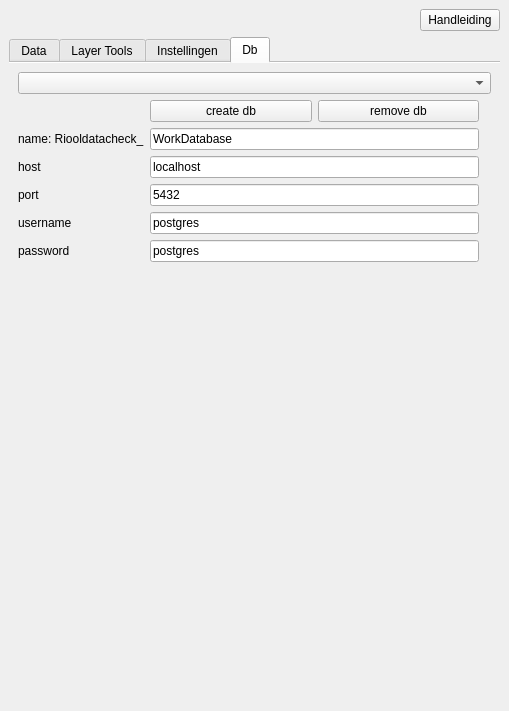
First picture: the form in Datachecker_dockwidget_base.ui, repository Siebrand-HHD/OASDGLDatachecker, before the edit.
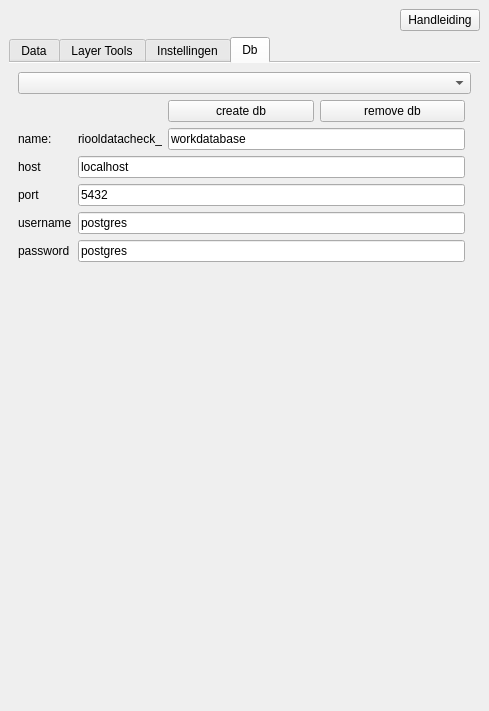
Second picture: the form after the edit. Custom widgets are drawn as their Qt base class.

The edit to the form file:
```diff
--- a/Datachecker_dockwidget_base.ui
+++ b/Datachecker_dockwidget_base.ui
@@ -6,7 +6,7 @@
    <rect>
     <x>0</x>
     <y>0</y>
-    <width>509</width>
+    <width>489</width>
     <height>711</height>
    </rect>
   </property>
@@ -1121,13 +1121,6 @@
         <string>Db</string>
        </attribute>
        <layout class="QGridLayout" name="gridLayout_2">
-        <item row="3" column="0">
-         <widget class="QLabel" name="label_25">
-          <property name="text">
-           <string>host</string>
-          </property>
-         </widget>
-        </item>
         <item row="6" column="0">
          <widget class="QLabel" name="label_28">
           <property name="text">
@@ -1138,20 +1131,38 @@
         <item row="2" column="0">
          <widget class="QLabel" name="label_57">
           <property name="text">
-           <string>name: Riooldatacheck_</string>
+           <string>name: </string>
           </property>
          </widget>
         </item>
         <item row="0" column="0" colspan="4">
          <widget class="QComboBox" name="bestaandeDatabases"/>
         </item>
-        <item row="4" column="1">
-         <widget class="QLineEdit" name="dbPort">
+        <item row="3" column="0">
+         <widget class="QLabel" name="label_25">
           <property name="text">
-           <string>5432</string>
+           <string>host</string>
           </property>
          </widget>
         </item>
+        <item row="1" column="2">
+         <layout class="QHBoxLayout" name="horizontalLayout_6">
+          <item>
+           <widget class="QPushButton" name="createdbButton">
+            <property name="text">
+             <string>create db</string>
+            </property>
+           </widget>
+          </item>
+          <item>
+           <widget class="QPushButton" name="pushButton_4">
+            <property name="text">
+             <string>remove db</string>
+            </property>
+           </widget>
+          </item>
+         </layout>
+        </item>
         <item row="4" column="0">
          <widget class="QLabel" name="label_26">
           <property name="text">
@@ -1166,64 +1177,69 @@
           </property>
          </widget>
         </item>
-        <item row="2" column="1">
+        <item row="7" column="2">
+         <spacer name="verticalSpacer_13">
+          <property name="orientation">
+           <enum>Qt::Vertical</enum>
+          </property>
+          <property name="sizeHint" stdset="0">
+           <size>
+            <width>20</width>
+            <height>40</height>
+           </size>
+          </property>
+         </spacer>
+        </item>
+        <item row="2" column="2">
          <widget class="QLineEdit" name="dbName">
           <property name="text">
-           <string>WorkDatabase</string>
+           <string>workdatabase</string>
           </property>
          </widget>
         </item>
-        <item row="5" column="1">
-         <widget class="QLineEdit" name="dbUsername">
+        <item row="2" column="1">
+         <widget class="QLabel" name="label_7">
           <property name="text">
-           <string>postgres</string>
+           <string>riooldatacheck_</string>
           </property>
-         </widget>
-        </item>
-        <item row="6" column="1">
-         <widget class="QLineEdit" name="dbPassword">
-          <property name="text">
-           <string>postgres</string>
+          <property name="scaledContents">
+           <bool>true</bool>
           </property>
+          <property name="alignment">
+           <set>Qt::AlignRight|Qt::AlignTrailing|Qt::AlignVCenter</set>
+          </property>
+          <property name="wordWrap">
+           <bool>true</bool>
+          </property>
          </widget>
         </item>
-        <item row="3" column="1">
+        <item row="3" column="1" colspan="2">
          <widget class="QLineEdit" name="dbHost">
           <property name="text">
            <string>localhost</string>
           </property>
          </widget>
         </item>
-        <item row="7" column="1">
-         <spacer name="verticalSpacer_13">
-          <property name="orientation">
-           <enum>Qt::Vertical</enum>
+        <item row="4" column="1" colspan="2">
+         <widget class="QLineEdit" name="dbPort">
+          <property name="text">
+           <string>5432</string>
           </property>
-          <property name="sizeHint" stdset="0">
-           <size>
-            <width>20</width>
-            <height>40</height>
-           </size>
+         </widget>
+        </item>
+        <item row="5" column="1" colspan="2">
+         <widget class="QLineEdit" name="dbUsername">
+          <property name="text">
+           <string>postgres</string>
           </property>
-         </spacer>
+         </widget>
         </item>
-        <item row="1" column="1">
-         <layout class="QHBoxLayout" name="horizontalLayout_6">
-          <item>
-           <widget class="QPushButton" name="createdbButton">
-            <property name="text">
-             <string>create db</string>
-            </property>
-           </widget>
-          </item>
-          <item>
-           <widget class="QPushButton" name="pushButton_4">
-            <property name="text">
-             <string>remove db</string>
-            </property>
-           </widget>
-          </item>
-         </layout>
+        <item row="6" column="1" colspan="2">
+         <widget class="QLineEdit" name="dbPassword">
+          <property name="text">
+           <string>postgres</string>
+          </property>
+         </widget>
         </item>
        </layout>
       </widget>
```
